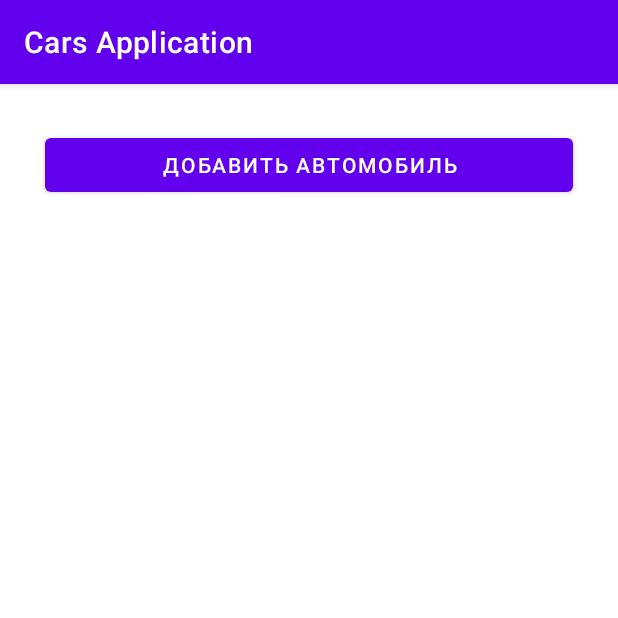
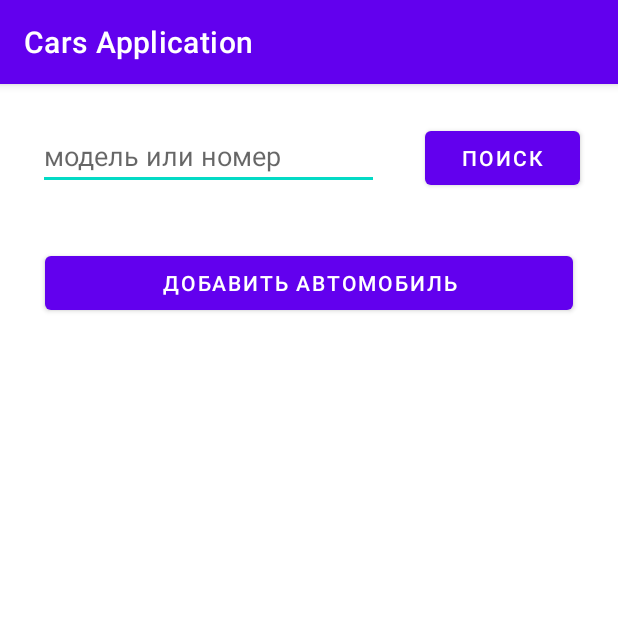
Before and after one commit to mskcg/edu_0759, an Android app: the screen it shows after launch (MainActivity), on a phone screen of 412 x 824 dp, the top half of it. Run offline under Robolectric (Android 15) with nearby library versions, the phone set to English and light mode, and no system bars.

Commit message:
добавлен поиск авто по номеру или модели

```diff
--- a/CarsApplication/app/src/main/java/com/hfad/carsapplication/MainActivity.java
+++ b/CarsApplication/app/src/main/java/com/hfad/carsapplication/MainActivity.java
@@ -4,6 +4,7 @@ import androidx.appcompat.app.AppCompatActivity;
 import androidx.recyclerview.widget.LinearLayoutManager;
 import androidx.recyclerview.widget.RecyclerView;
 
+import android.content.Context;
 import android.content.Intent;
 import android.os.Bundle;
 import android.view.LayoutInflater;
@@ -12,6 +13,7 @@ import android.view.ViewGroup;
 import android.widget.Button;
 import android.widget.EditText;
 import android.widget.TextView;
+import android.widget.Toast;
 
 import java.util.ArrayList;
 import java.util.Collections;
@@ -23,6 +25,10 @@ public class MainActivity extends AppCompatActivity {
     private ArrayList<Car> carList = new ArrayList<>();  // элементы списка
     private CarAdapter carAdapter;
     private Button addCarBtn;
+
+    private Button filterBtn;
+    private EditText searchEditText;
+
     @Override
     protected void onCreate(Bundle savedInstanceState) {
         super.onCreate(savedInstanceState);
@@ -36,6 +42,15 @@ public class MainActivity extends AppCompatActivity {
             public void onClick(View view) {
                 Intent intent = new Intent(MainActivity.this, CarFormActivity.class);
                 startActivity(intent);
+            }
+        });
+
+        searchEditText = findViewById(R.id.searchEditText);
+        filterBtn = findViewById(R.id.filterBtn);
+        filterBtn.setOnClickListener(new View.OnClickListener() {
+            @Override
+            public void onClick(View view) {
+                carAdapter.filter(searchEditText.getText().toString());
             }
         });
     }
@@ -85,10 +100,30 @@ public class MainActivity extends AppCompatActivity {
     }
 
     private class CarAdapter extends RecyclerView.Adapter<CarHolder>{     // адаптер помещает элементы, созданные CarHolder, на экран
-        ArrayList<Car> cars;
+        private ArrayList<Car> cars;
+        private ArrayList<Car> carsCopy;
 
         public CarAdapter(ArrayList<Car> cars) {
-            this.cars = cars;
+            this.cars = new ArrayList<>();
+            this.cars.addAll(cars);
+            this.carsCopy = new ArrayList<>();
+            this.carsCopy.addAll(cars);
+        }
+
+        // фильтрация списка
+        public void filter(String text) {
+            cars.clear();
+            if(text.isEmpty()){
+                cars.addAll(carsCopy);
+            } else{
+                text = text.toLowerCase();
+                for(Car car: carsCopy){
+                    if(car.getNumber().toLowerCase().contains(text) || car.getModel().toLowerCase().contains(text)){
+                        cars.add(car);
+                    }
+                }
+            }
+            notifyDataSetChanged();
         }
 
         @Override
--- a/CarsApplication/app/src/main/res/layout/activity_main.xml
+++ b/CarsApplication/app/src/main/res/layout/activity_main.xml
@@ -7,6 +7,29 @@
     android:orientation="vertical"
     android:padding="10dp"
     tools:context=".MainActivity">
+
+    <LinearLayout
+        android:layout_width="match_parent"
+        android:layout_height="wrap_content"
+        android:orientation="horizontal">
+
+        <EditText
+            android:id="@+id/searchEditText"
+            android:layout_weight="4"
+            android:layout_width="wrap_content"
+            android:layout_height="wrap_content"
+            android:layout_margin="15dp"
+            android:hint="модель или номер"
+            android:inputType="textShortMessage"/>
+
+        <Button
+            android:id="@+id/filterBtn"
+            android:layout_weight="1"
+            android:layout_width="wrap_content"
+            android:layout_height="wrap_content"
+            android:layout_margin="15dp"
+            android:text="Поиск"/>
+    </LinearLayout>
 
     <Button
         android:id="@+id/addCarBtn"
```
